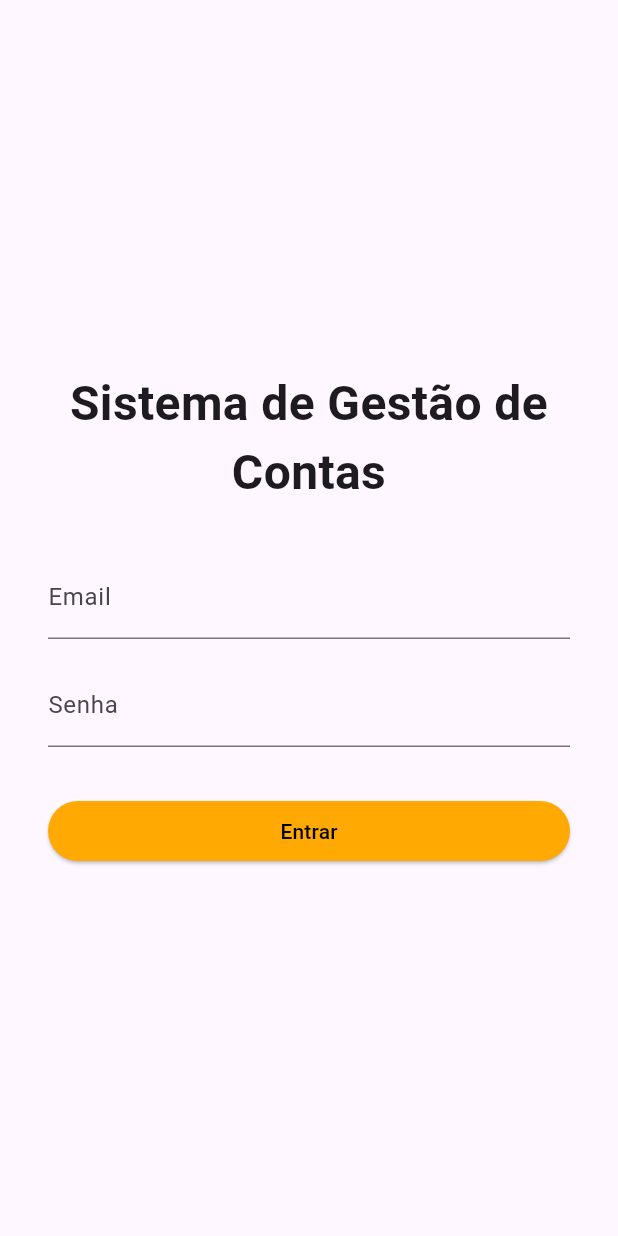
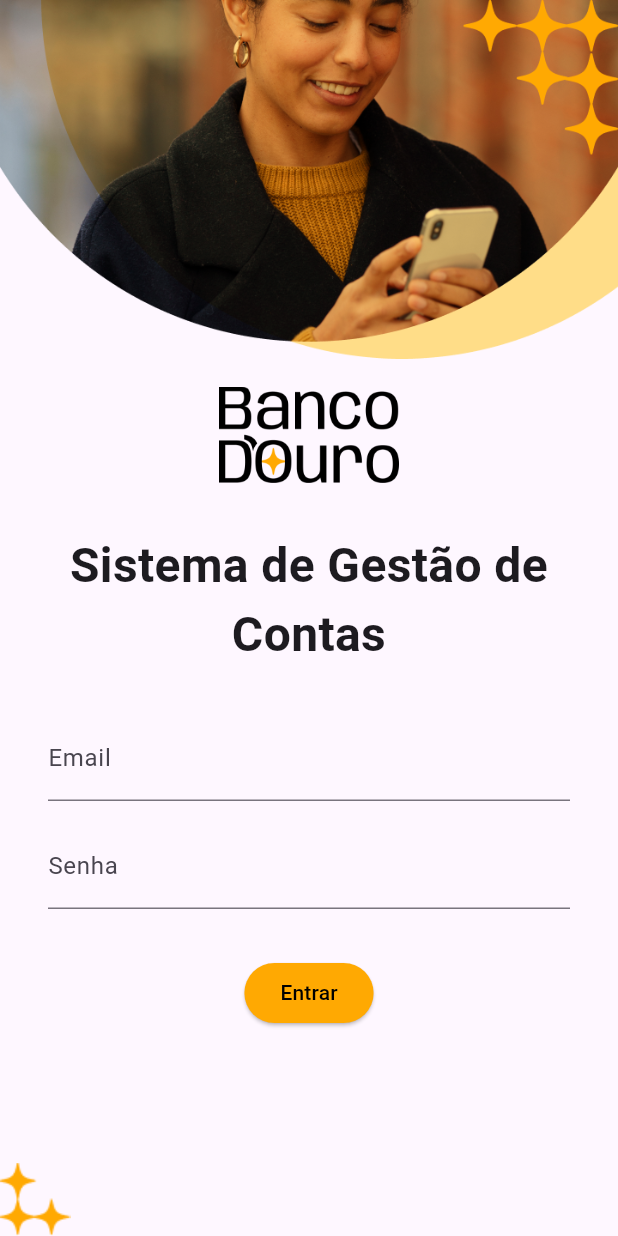
Before and after one commit to allanmedeiros71/dart, a Flutter app: the screen it shows after launch, on a phone screen of 412 x 824 dp. Run offline on Flutter 3.47's test engine with Material 3 defaults, Android fonts, the light colour scheme and no system bars; our stand-ins replace envied.

Commit message:
Add images and improve login screen layout with background and logo

```diff
--- a/flutter_banco_douro/lib/ui/login_screen.dart
+++ b/flutter_banco_douro/lib/ui/login_screen.dart
@@ -6,15 +6,30 @@ class LoginScreen extends StatelessWidget {
   @override
   Widget build(BuildContext context) {
     return Scaffold(
-      body: Padding(
+      body: Stack(
+        children: [
+          Image.asset('assets/images/banner.png'),
+          Align(
+            child: Image.asset('assets/images/stars.png'),
+            alignment: Alignment.bottomLeft,
+          ),
+          Padding(
             padding: const EdgeInsets.all(32.0),
             child: Column(
               mainAxisAlignment: MainAxisAlignment.center,
+              children: <Widget>[
+                const SizedBox(height: 120),
+                Image.asset('assets/images/logo.png', width: 120),
+                Column(
                   crossAxisAlignment: CrossAxisAlignment.stretch,
-          children: <Widget>[
+                  children: [
+                    const SizedBox(height: 32),
                     const Text(
                       'Sistema de Gestão de Contas',
-              style: TextStyle(fontSize: 32, fontWeight: FontWeight.bold),
+                      style: TextStyle(
+                        fontSize: 32,
+                        fontWeight: FontWeight.bold,
+                      ),
                       textAlign: TextAlign.center,
                     ),
                     const SizedBox(height: 32),
@@ -27,6 +42,8 @@ class LoginScreen extends StatelessWidget {
                       obscureText: true,
                     ),
                     const SizedBox(height: 32),
+                  ],
+                ),
                 ElevatedButton(
                   onPressed: () {},
                   style: const ButtonStyle(
@@ -40,6 +57,8 @@ class LoginScreen extends StatelessWidget {
               ],
             ),
           ),
+        ],
+      ),
     );
   }
 }
```
Lines whose indentation alone changed are shown as unchanged.
